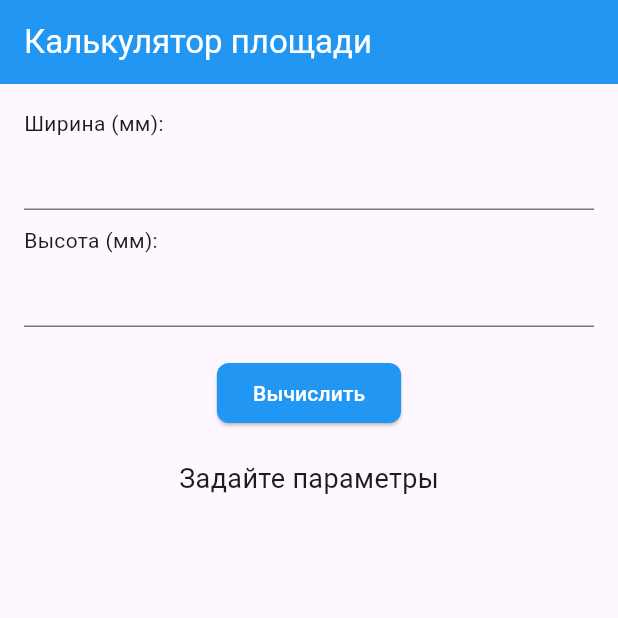
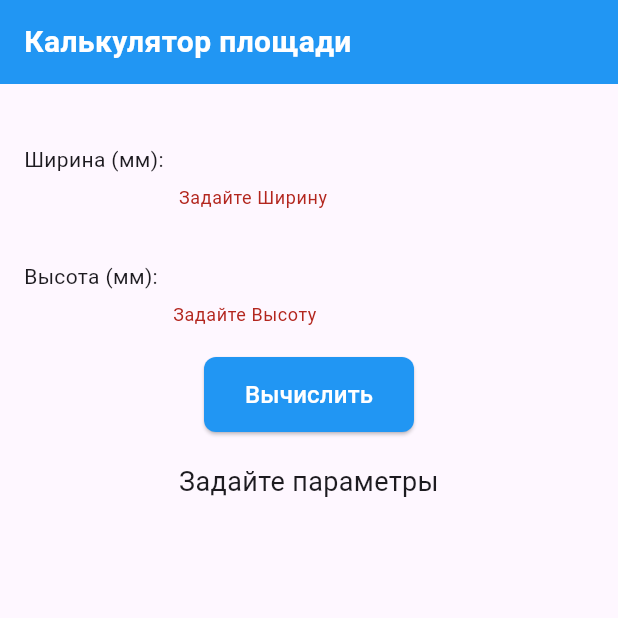
Before and after one commit to Galactus228/IT2202-Goloperov, a Flutter app: the screen it shows after launch, after a tap on "Вычислить", on a phone screen of 412 x 824 dp, the top half of it. Run offline on Flutter 3.47's test engine with Material 3 defaults, Android fonts, the phone set to English and light mode, and no system bars.

Commit message:
add: input check

```diff
--- a/lab6/lab6_mobile/lib/main.dart
+++ b/lab6/lab6_mobile/lib/main.dart
@@ -9,6 +9,10 @@ class AreaCalculatorApp extends StatelessWidget {
   Widget build(BuildContext context) {
     return MaterialApp(
       debugShowCheckedModeBanner: false,
+      title: 'Калькулятор площади',
+      theme: ThemeData(
+        primarySwatch: Colors.blue,
+      ),
       home: AreaCalculatorScreen(),
     );
   }
@@ -22,55 +26,147 @@ class AreaCalculatorScreen extends StatefulWidget {
 class _AreaCalculatorScreenState extends State<AreaCalculatorScreen> {
   final TextEditingController _widthController = TextEditingController();
   final TextEditingController _heightController = TextEditingController();
+  final GlobalKey<FormState> _formKey = GlobalKey<FormState>();
   String _resultText = 'Задайте параметры';
 
   void _calculateArea() {
-    double? width = double.tryParse(_widthController.text);
-    double? height = double.tryParse(_heightController.text);
-    if (width != null && height != null) {
+    if (_formKey.currentState!.validate()) {
+      double width = double.parse(_widthController.text);
+      double height = double.parse(_heightController.text);
+      double area = width * height;
+
       setState(() {
-        _resultText = 'S = $width * $height = ${width * height}';
+        _resultText = 'S = $width * $height = $area';
       });
+
+      ScaffoldMessenger.of(context).showSnackBar(
+        SnackBar(
+          content: Text('Вычисление успешно!'),
+          duration: Duration(seconds: 2),
+        ),
+      );
     }
   }
 
   @override
   Widget build(BuildContext context) {
     return Scaffold(
-      appBar: AppBar(
-        title: Text('Калькулятор площади', style: TextStyle(color: Colors.white)),
-        backgroundColor: Colors.blue,
+      appBar: PreferredSize(
+        preferredSize: Size.fromHeight(56.0),
+        child: Container(
+          color: Colors.blue,
+          alignment: Alignment.centerLeft,
+          padding: EdgeInsets.symmetric(horizontal: 16.0),
+          child: SafeArea(
+            child: Text(
+              'Калькулятор площади',
+              style: TextStyle(color: Colors.white, fontSize: 20, fontWeight: FontWeight.bold),
+            ),
+          ),
+        ),
       ),
       body: Padding(
         padding: const EdgeInsets.all(16.0),
+        child: Form(
+          key: _formKey,
           child: Column(
             crossAxisAlignment: CrossAxisAlignment.start,
             children: [
+              Row(
+                children: [
                   Text('Ширина (мм):'),
-            TextField(
+                  SizedBox(width: 10),
+                  Expanded(
+                    child: Column(
+                      children: [
+                        TextFormField(
                           controller: _widthController,
                           keyboardType: TextInputType.number,
+                          textAlign: TextAlign.left,
+                          decoration: InputDecoration(
+                            border: InputBorder.none,
+                            enabledBorder: UnderlineInputBorder(
+                              borderSide: BorderSide(color: Colors.black),
+                            ),
+                          ),
+                          validator: (value) {
+                            if (value == null || value.isEmpty) {
+                              return 'Задайте Ширину';
+                            }
+                            if (double.tryParse(value) == null) {
+                              return 'Задайте Ширину';
+                            }
+                            return null;
+                          },
+                        ),
+                      ],
+                    ),
+                  ),
+                ],
               ),
               SizedBox(height: 10),
+              Row(
+                children: [
                   Text('Высота (мм):'),
-            TextField(
+                  SizedBox(width: 10),
+                  Expanded(
+                    child: Column(
+                      children: [
+                        TextFormField(
                           controller: _heightController,
                           keyboardType: TextInputType.number,
+                          textAlign: TextAlign.left,
+                          decoration: InputDecoration(
+                            border: InputBorder.none,
+                            enabledBorder: UnderlineInputBorder(
+                              borderSide: BorderSide(color: Colors.black),
+                            ),
+                          ),
+                          validator: (value) {
+                            if (value == null || value.isEmpty) {
+                              return 'Задайте Высоту';
+                            }
+                            if (double.tryParse(value) == null) {
+                              return 'Задайте Высоту';
+                            }
+                            return null;
+                          },
+                        ),
+                      ],
+                    ),
+                  ),
+                ],
               ),
               SizedBox(height: 20),
               Center(
+                child: SizedBox(
+                  width: 140,
+                  height: 50,
                   child: ElevatedButton(
                     onPressed: _calculateArea,
                     style: ElevatedButton.styleFrom(
                       backgroundColor: Colors.blue,
-                  shape: RoundedRectangleBorder(borderRadius: BorderRadius.circular(8)),
+                      shape: RoundedRectangleBorder(
+                        borderRadius: BorderRadius.circular(8),
                       ),
-                child: Text('Вычислить', style: TextStyle(color: Colors.white)),
+                    ),
+                    child: Text(
+                      'Вычислить',
+                      style: TextStyle(color: Colors.white, fontSize: 16),
+                    ),
+                  ),
                 ),
               ),
               SizedBox(height: 20),
-            Center(child: Text(_resultText, style: TextStyle(fontSize: 18))),
+              Center(
+                child: Text(
+                  _resultText,
+                  textAlign: TextAlign.center,
+                  style: TextStyle(fontSize: 18),
+                ),
+              ),
             ],
+          ),
         ),
       ),
     );
```
Lines whose indentation alone changed are shown as unchanged.
